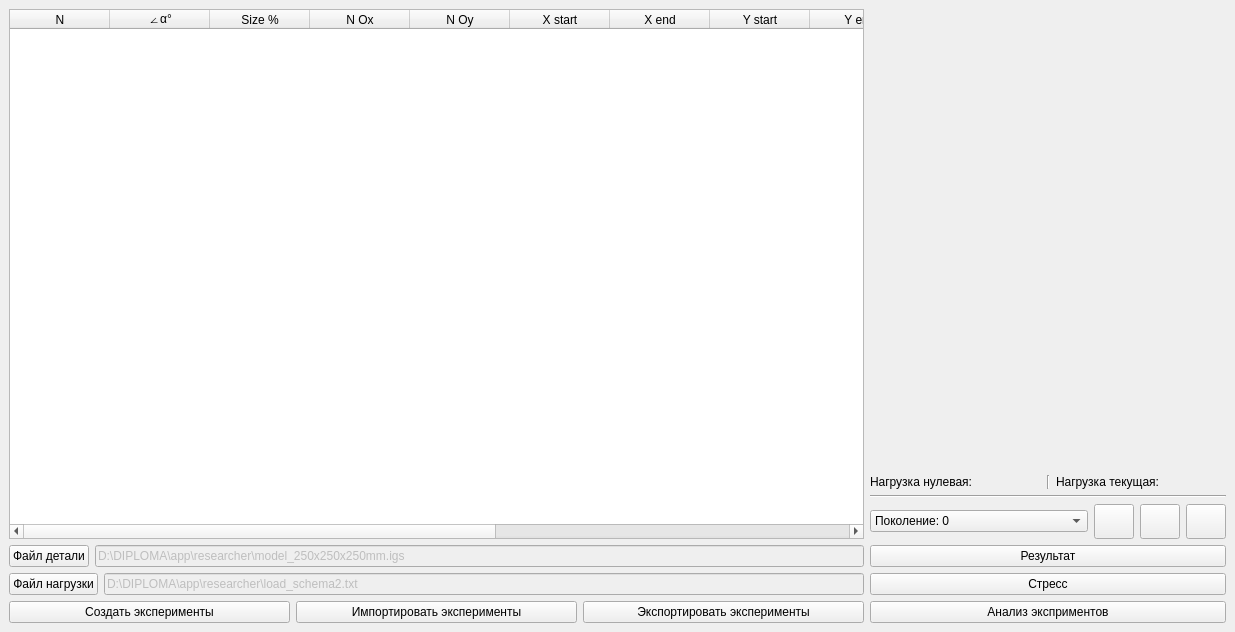
First picture: the form in forms/untitled.ui, repository MrOmnomnoshka/GA-cells, before the edit.
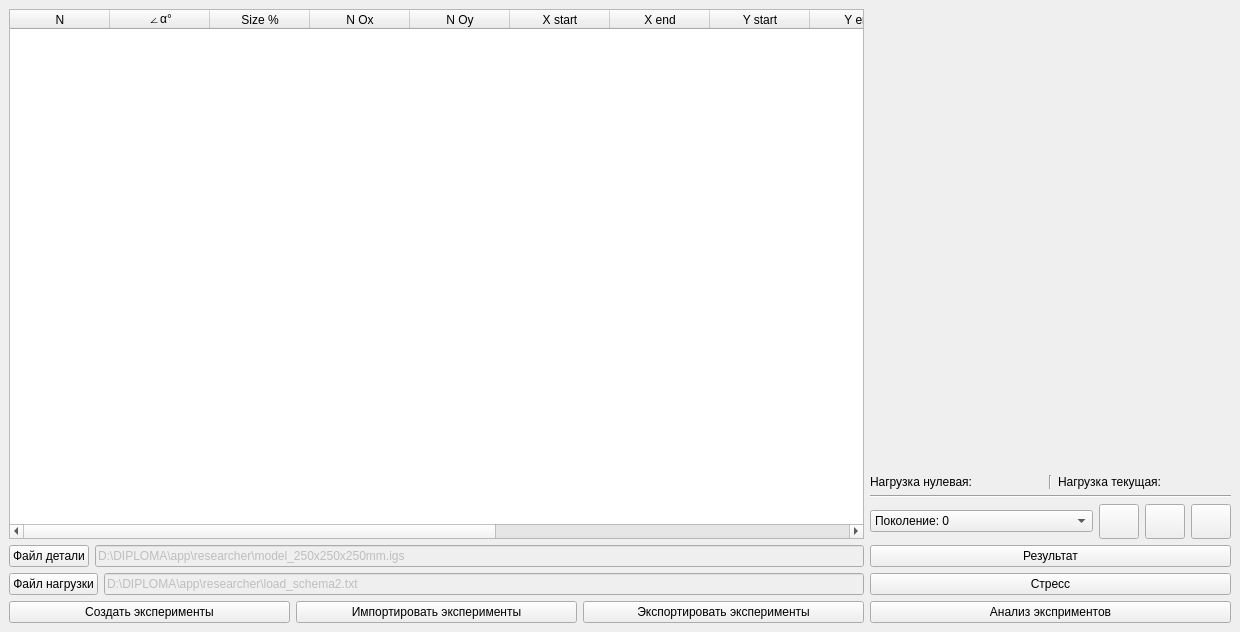
Second picture: the form after the edit. Icons and pictures are not drawn. Custom widgets are drawn as their Qt base class.

Patch:
```diff
--- a/forms/untitled.ui
+++ b/forms/untitled.ui
@@ -6,7 +6,7 @@
    <rect>
     <x>0</x>
     <y>0</y>
-    <width>1235</width>
+    <width>1240</width>
     <height>632</height>
    </rect>
   </property>
```
Left out of the diff: 2 changed lines with no effect on the pictures.
